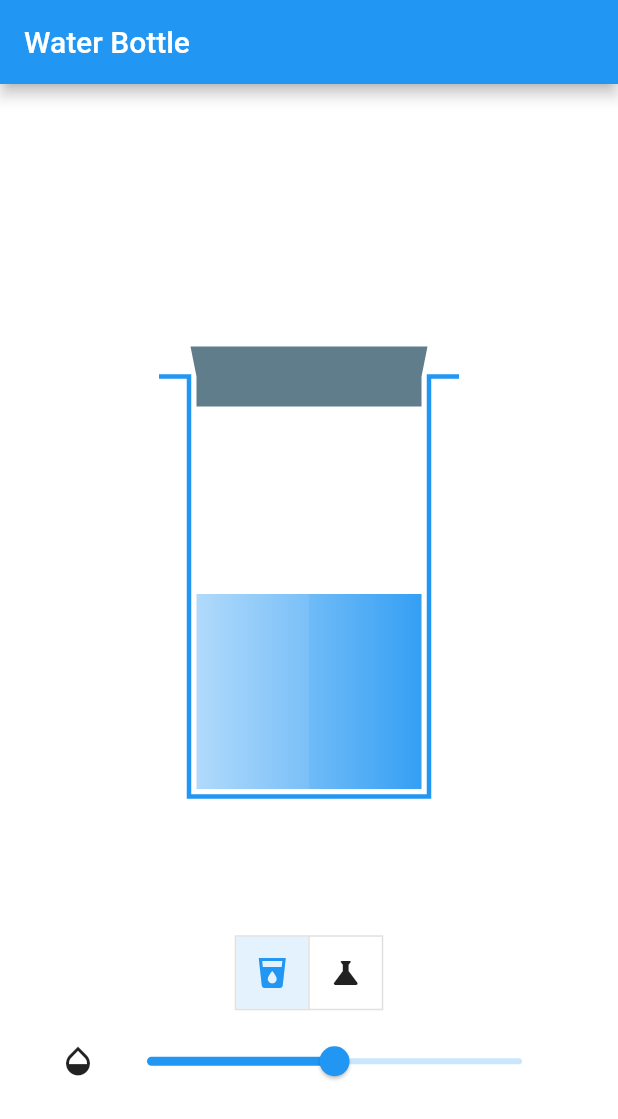
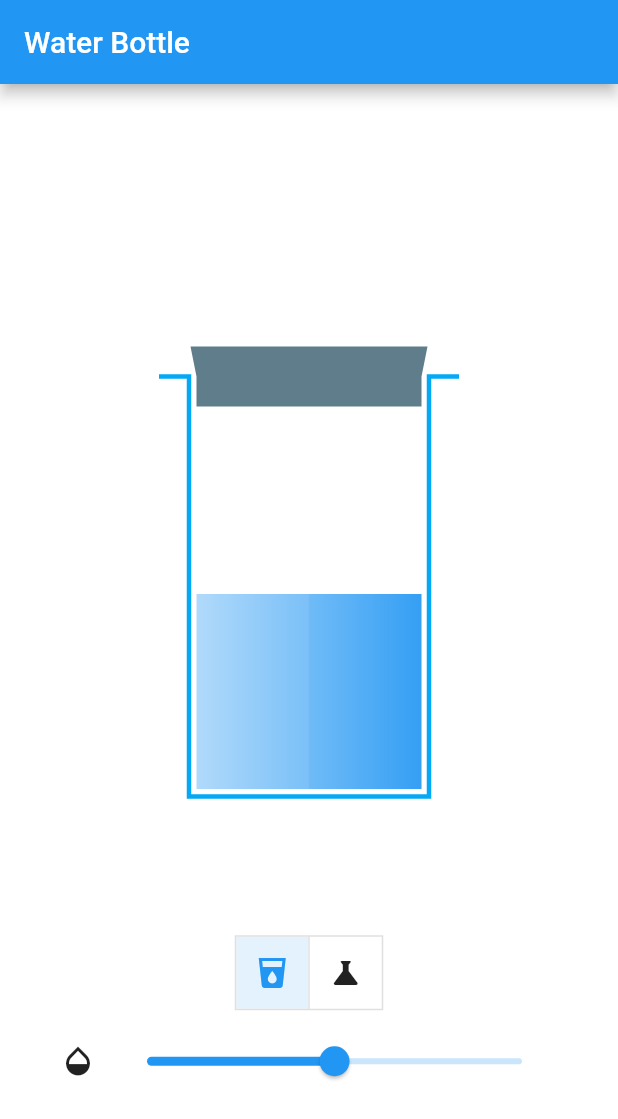
Before and after one commit to hucancode/water_bottle, a Flutter app: the screen it shows after launch, on a phone screen of 412 x 824 dp. Shown: the top 1119 px of the screen. Run offline on Flutter 3.47's test engine with Material 2 defaults, Android fonts, the phone set to English and light mode, and no system bars; missing offline and left inert: path_parsing.

Commit message:
adjust colors

```diff
--- a/lib/main.dart
+++ b/lib/main.dart
@@ -52,8 +52,17 @@ class _MyHomePageState extends State<MyHomePage> {
               child: SizedBox(
                 width: 200,
                 height: 300,
-                child: selectedStyle == 0? WaterBottle(key: plainBottleRef, waterColor: Colors.blue):
-                  SphericalBottle(key: chemistryBottleRef, waterColor: Colors.blue),
+                child: selectedStyle == 0?
+                  WaterBottle(
+                    key: plainBottleRef,
+                    waterColor: Colors.blue,
+                    bottleColor: Colors.lightBlue,
+                    capColor: Colors.blueGrey):
+                  SphericalBottle(
+                    key: chemistryBottleRef,
+                    waterColor: Colors.red,
+                    bottleColor: Colors.redAccent,
+                    capColor: Colors.grey.shade700,),
               ),
             ),
             Spacer(),
```
